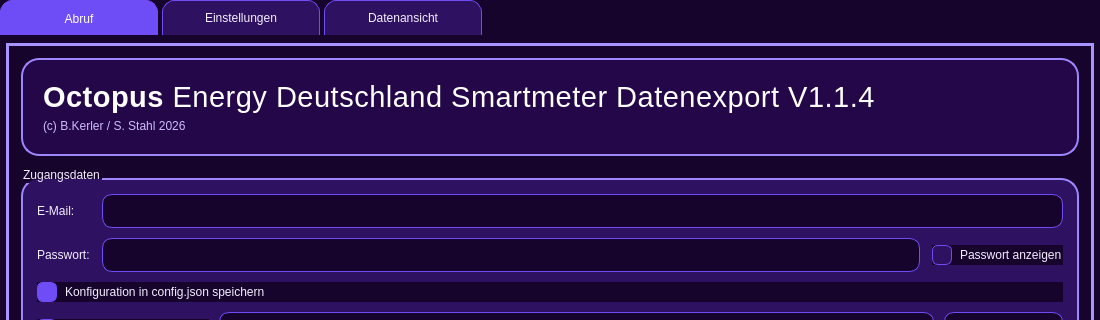
First picture: the form in octopusdetool/octopusdetool_gui.ui, repository bkerler/octopusdetool, before the edit; both pictures show x 0 to 1100 and y 0 to 320 of the 1100 by 860 pixel window.
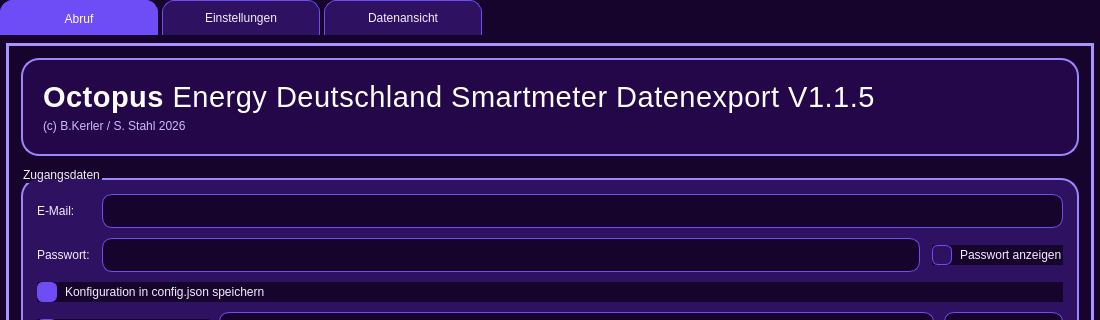
Second picture: the form after the edit.

The edit to the form file:
```diff
--- a/octopusdetool/octopusdetool_gui.ui
+++ b/octopusdetool/octopusdetool_gui.ui
@@ -494,7 +494,7 @@
               <item>
                <widget class="QLabel" name="heroTitleLabel">
                 <property name="text">
-                 <string>&lt;html&gt;&lt;head/&gt;&lt;body&gt;&lt;p&gt;&lt;span style=&quot;font-family:'Ubuntu Sans'; font-size:22pt; font-weight:700; color:#ffffff;&quot;&gt;Octopus&lt;/span&gt;&lt;span style=&quot;font-family:'Ubuntu Sans'; font-size:22pt; font-weight:300; color:#ffffff;&quot;&gt; Energy Deutschland Smartmeter Datenexport V1.1.4&lt;/span&gt;&lt;/p&gt;&lt;/body&gt;&lt;/html&gt;</string>
+                 <string>&lt;html&gt;&lt;head/&gt;&lt;body&gt;&lt;p&gt;&lt;span style=&quot;font-family:'Ubuntu Sans'; font-size:22pt; font-weight:700; color:#ffffff;&quot;&gt;Octopus&lt;/span&gt;&lt;span style=&quot;font-family:'Ubuntu Sans'; font-size:22pt; font-weight:300; color:#ffffff;&quot;&gt; Energy Deutschland Smartmeter Datenexport V1.1.5&lt;/span&gt;&lt;/p&gt;&lt;/body&gt;&lt;/html&gt;</string>
                 </property>
                 <property name="wordWrap">
                  <bool>true</bool>
```
Left out of the diff: 2 changed lines with no effect on the pictures.
